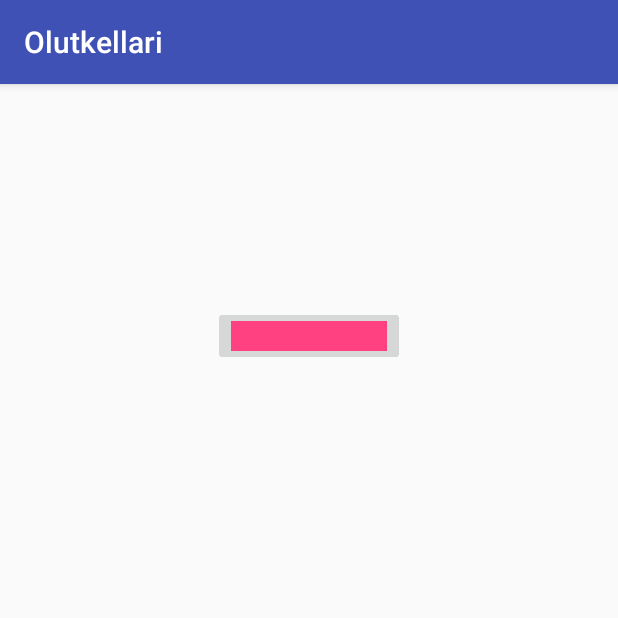
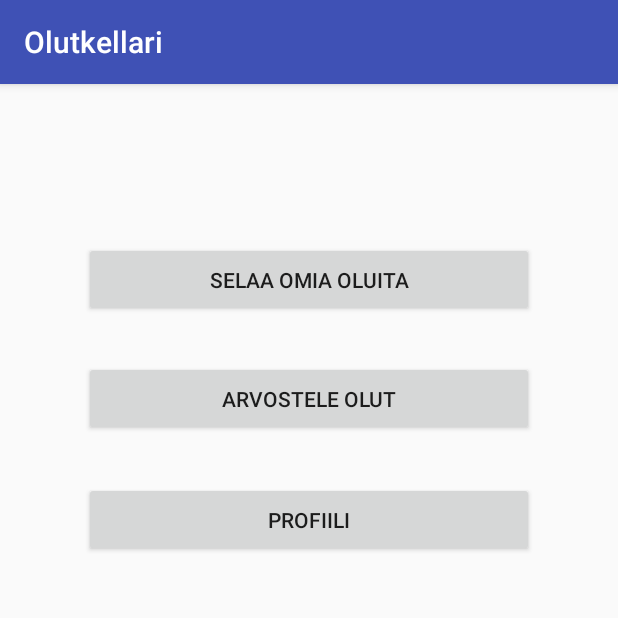
Before and after one commit to Hammaspeikko/Olutkellari, an Android app: the screen it shows after launch (MainActivity), on a phone screen of 412 x 824 dp, the top half of it. Run offline under Robolectric (Android 15) with nearby library versions, the phone set to English and light mode, and no system bars.

Commit message:
Added a mock buttons to the MainActivity

```diff
--- a/app/src/main/java/com/bignerdranch/android/olutkellari/MainActivity.java
+++ b/app/src/main/java/com/bignerdranch/android/olutkellari/MainActivity.java
@@ -9,5 +9,7 @@ public class MainActivity extends AppCompatActivity {
     protected void onCreate(Bundle savedInstanceState) {
         super.onCreate(savedInstanceState);
         setContentView(R.layout.activity_main);
+
+
     }
 }
--- a/app/src/main/res/layout/activity_main.xml
+++ b/app/src/main/res/layout/activity_main.xml
@@ -7,18 +7,49 @@
     android:layout_height="match_parent"
     tools:context="com.bignerdranch.android.olutkellari.MainActivity">
 
-    <ImageButton
-        android:layout_width="128dp"
-        android:layout_height="40dp"
-        app:srcCompat="@color/colorAccent"
-        android:id="@+id/imageButton"
+    <Button
+        android:text="Selaa omia oluita"
+        android:layout_width="300dp"
+        android:layout_height="50dp"
+        android:id="@+id/selaaOluita"
+        android:layout_marginTop="16dp"
+        app:layout_constraintTop_toTopOf="parent"
         android:layout_marginEnd="16dp"
         app:layout_constraintRight_toRightOf="parent"
-        android:layout_marginTop="16dp"
-        app:layout_constraintTop_toTopOf="parent"
+        android:layout_marginStart="16dp"
+        app:layout_constraintLeft_toLeftOf="parent"
         app:layout_constraintBottom_toBottomOf="parent"
         android:layout_marginBottom="16dp"
+        app:layout_constraintVertical_bias="0.13" />
+
+    <Button
+        android:text="Arvostele olut"
+        android:layout_width="300dp"
+        android:layout_height="50dp"
+        android:id="@+id/arvosteleOlut"
+        android:layout_marginTop="8dp"
+        app:layout_constraintTop_toBottomOf="@+id/selaaOluita"
+        app:layout_constraintBottom_toBottomOf="parent"
+        android:layout_marginBottom="16dp"
+        android:layout_marginEnd="16dp"
+        app:layout_constraintRight_toRightOf="parent"
         android:layout_marginStart="16dp"
         app:layout_constraintLeft_toLeftOf="parent"
-        app:layout_constraintVertical_bias="0.19" />
+        app:layout_constraintVertical_bias="0.04" />
+
+    <Button
+        android:text="Profiili"
+        android:layout_width="300dp"
+        android:layout_height="50dp"
+        android:id="@+id/Profiili"
+        android:layout_marginTop="8dp"
+        app:layout_constraintTop_toBottomOf="@+id/arvosteleOlut"
+        app:layout_constraintBottom_toBottomOf="parent"
+        android:layout_marginBottom="16dp"
+        android:layout_marginEnd="16dp"
+        app:layout_constraintRight_toRightOf="parent"
+        android:layout_marginStart="16dp"
+        app:layout_constraintLeft_toLeftOf="parent"
+        app:layout_constraintVertical_bias="0.05" />
+
 </android.support.constraint.ConstraintLayout>
```
